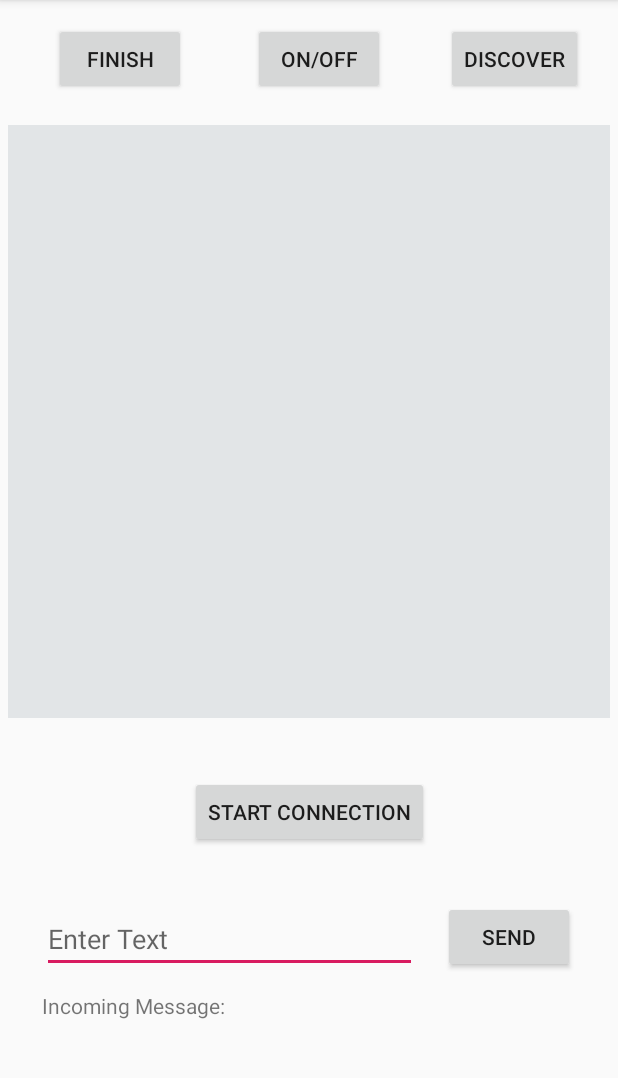
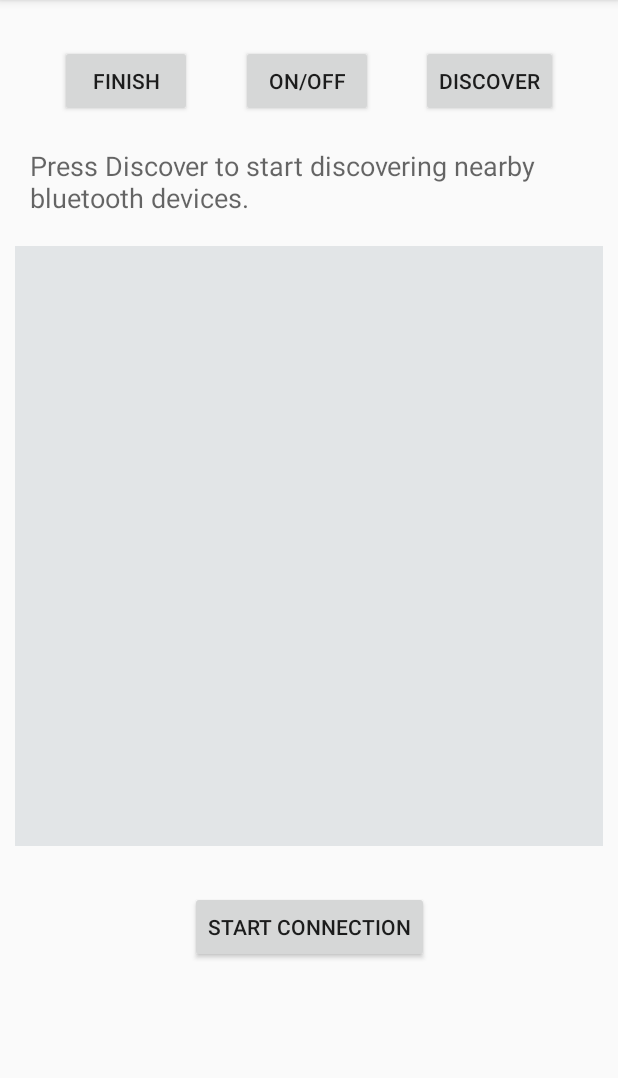
Before and after one commit to nabarcala/SOFF, an Android app: the screen it shows after launch (Connectivity_Activity), on a phone screen of 412 x 824 dp, the part 84-1162 px from its top. Run offline under Robolectric (Android 15) with nearby library versions, the phone set to English and light mode, and no system bars; libraries missing offline, so code that uses them is left out: com.parse; 2 statements that could not run were skipped.

```diff
--- a/SOFF-App/app/src/main/res/layout/activity_connectivity.xml
+++ b/SOFF-App/app/src/main/res/layout/activity_connectivity.xml
@@ -26,14 +26,10 @@
         android:id="@+id/btnOFFON"
         android:layout_width="wrap_content"
         android:layout_height="wrap_content"
-        android:layout_marginStart="44dp"
-        android:layout_marginLeft="44dp"
-        android:layout_marginTop="15dp"
+        android:layout_marginTop="30dp"
         android:onClick="btnEnableDisable_Discoverable"
         android:text="ON/OFF"
-        app:layout_constraintBottom_toTopOf="@+id/lvNewDevices"
-        app:layout_constraintEnd_toEndOf="parent"
-        app:layout_constraintHorizontal_bias="0.006"
+        app:layout_constraintEnd_toStartOf="@+id/btnFindUnpairedDevices"
         app:layout_constraintStart_toEndOf="@+id/main_activity"
         app:layout_constraintTop_toTopOf="parent" />
 
@@ -41,40 +37,35 @@
         android:id="@+id/btnFindUnpairedDevices"
         android:layout_width="wrap_content"
         android:layout_height="wrap_content"
-        android:layout_marginTop="15dp"
+        android:layout_marginTop="30dp"
+        android:layout_marginRight="40dp"
         android:onClick="btnDiscover"
         android:text="Discover"
-        app:layout_constraintBottom_toTopOf="@+id/lvNewDevices"
         app:layout_constraintEnd_toEndOf="parent"
-        app:layout_constraintHorizontal_bias="0.633"
-        app:layout_constraintStart_toEndOf="@+id/btnOFFON"
-        app:layout_constraintTop_toTopOf="parent"
-        app:layout_constraintVertical_bias="0.0" />
+        app:layout_constraintTop_toTopOf="parent" />
 
     <ListView
         android:id="@+id/lvNewDevices"
-        android:layout_width="401dp"
-        android:layout_height="395dp"
-        android:layout_marginStart="5dp"
-        android:layout_marginLeft="5dp"
+        android:layout_width="match_parent"
+        android:layout_height="400dp"
+        android:layout_marginLeft="10dp"
+        android:layout_marginRight="10dp"
         android:layout_marginTop="20dp"
-        android:layout_marginEnd="5dp"
-        android:layout_marginRight="5dp"
         android:background="#E2E5E7"
-        android:visibility="visible"
         android:choiceMode="singleChoice"
         android:listSelector="#c8cacc"
+        android:visibility="visible"
         app:layout_constraintEnd_toEndOf="parent"
-        app:layout_constraintHorizontal_bias="0.0"
+        app:layout_constraintHorizontal_bias="0.8"
         app:layout_constraintStart_toStartOf="parent"
-        app:layout_constraintTop_toBottomOf="@+id/btnOFFON" />
+        app:layout_constraintTop_toBottomOf="@+id/text_bt_instruct" />
 
     <Button
         android:id="@+id/btnStartConnection"
         android:layout_width="wrap_content"
         android:layout_height="wrap_content"
+        android:layout_marginTop="30dp"
         android:text="Start Connection"
-        app:layout_constraintBottom_toTopOf="@+id/editText"
         app:layout_constraintEnd_toEndOf="parent"
         app:layout_constraintStart_toStartOf="parent"
         app:layout_constraintTop_toBottomOf="@+id/lvNewDevices" />
@@ -88,6 +79,7 @@
         android:layout_marginLeft="28dp"
         android:layout_marginBottom="12dp"
         android:hint="Enter Text"
+        android:visibility="invisible"
         app:layout_constraintBottom_toTopOf="@+id/incomingMessage"
         app:layout_constraintStart_toStartOf="parent" />
 
@@ -96,6 +88,7 @@
         android:layout_width="wrap_content"
         android:layout_height="wrap_content"
         android:text="Send"
+        android:visibility="invisible"
         app:layout_constraintBottom_toBottomOf="@+id/editText"
         app:layout_constraintEnd_toEndOf="parent"
         app:layout_constraintHorizontal_bias="0.377"
@@ -107,9 +100,8 @@
         android:id="@+id/main_activity"
         android:layout_width="wrap_content"
         android:layout_height="wrap_content"
-        android:layout_marginStart="36dp"
-        android:layout_marginLeft="36dp"
-        android:layout_marginTop="15dp"
+        android:layout_marginLeft="40dp"
+        android:layout_marginTop="30dp"
         android:onClick="main1"
         android:text="Finish"
         app:layout_constraintStart_toStartOf="parent"
@@ -123,7 +115,21 @@
         android:layout_marginLeft="28dp"
         android:layout_marginBottom="64dp"
         android:text="Incoming Message:"
+        android:visibility="invisible"
         app:layout_constraintBottom_toBottomOf="parent"
         app:layout_constraintStart_toStartOf="parent" />
 
+    <TextView
+        android:id="@+id/text_bt_instruct"
+        android:layout_width="match_parent"
+        android:layout_height="wrap_content"
+        android:layout_marginLeft="20dp"
+        android:layout_marginTop="20dp"
+        android:layout_marginRight="20dp"
+        android:text="@string/bt_connection_instruct"
+        android:textAppearance="@style/TextAppearance.AppCompat.Medium"
+        app:layout_constraintEnd_toEndOf="parent"
+        app:layout_constraintStart_toStartOf="parent"
+        app:layout_constraintTop_toBottomOf="@+id/btnOFFON" />
+
 </androidx.constraintlayout.widget.ConstraintLayout>
--- a/SOFF-App/app/src/main/res/values/strings.xml
+++ b/SOFF-App/app/src/main/res/values/strings.xml
@@ -1,6 +1,7 @@
 <resources>
     <string name="app_name">SOFF</string>
     <string name="fruitinfo">Press Scan to Start</string>
+    <string name="bt_connection_instruct">"Press Discover to start discovering nearby bluetooth devices."</string>
     <string-array name="cuts">
         <item>Cut1</item>
         <item>Cut2</item>
```
